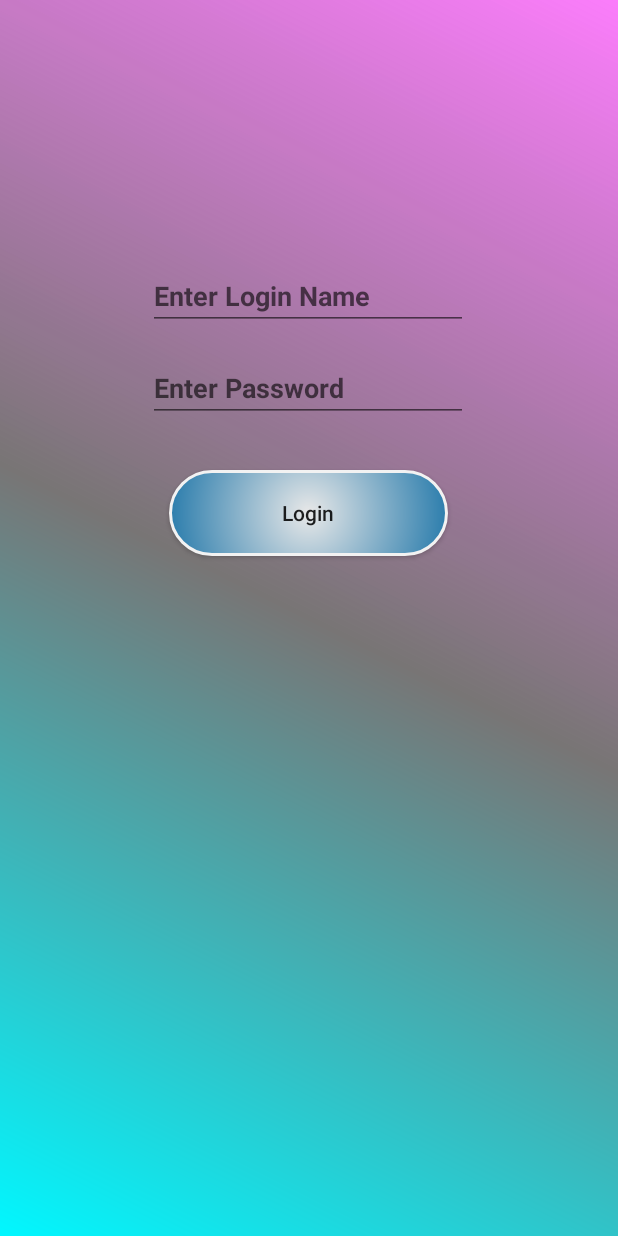
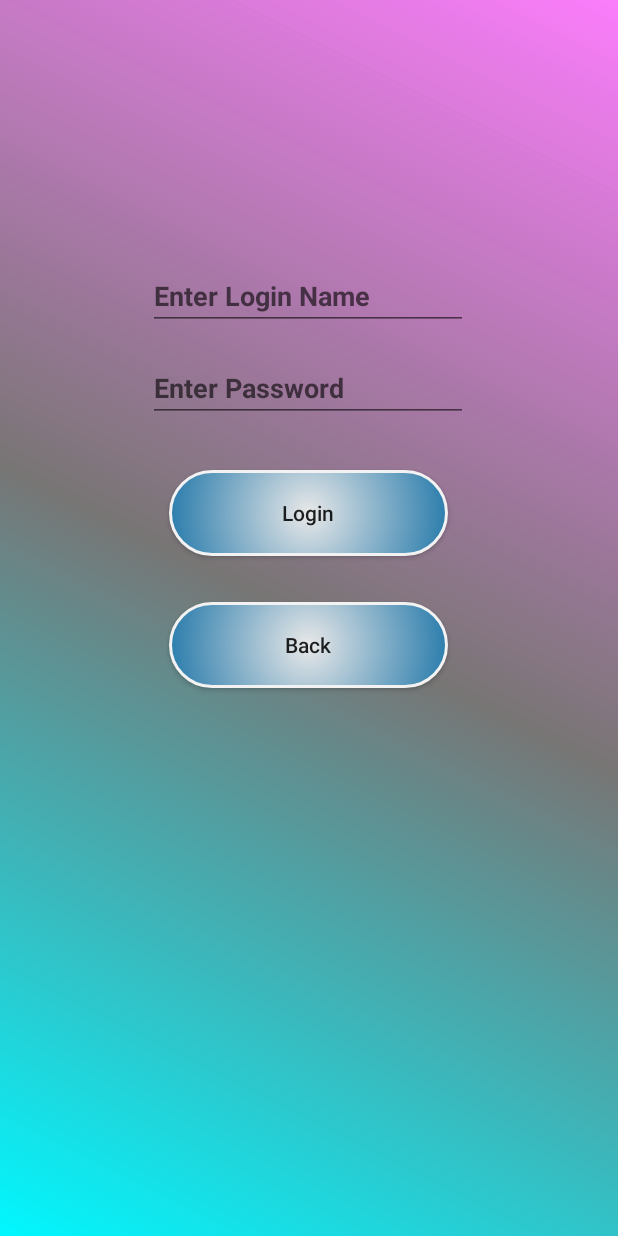
Before and after one commit to roisusi/Android1-HIT-Project, an Android app: the screen it shows after launch (MainActivity), after a tap on "Login", on a phone screen of 412 x 824 dp. Run offline under Robolectric (Android 15) with nearby library versions, the phone set to English and light mode, and no system bars.

Commit message:
Fragment Done

```diff
--- a/RRsZoo/app/src/main/java/com/example/rrszoo/MainActivity.java
+++ b/RRsZoo/app/src/main/java/com/example/rrszoo/MainActivity.java
@@ -5,12 +5,15 @@ import androidx.fragment.app.FragmentManager;
 import androidx.fragment.app.FragmentTransaction;
 
 import android.os.Bundle;
+import android.util.Log;
 import android.view.View;
 import android.widget.Button;
 import android.widget.ImageView;
 
 
+
 public class MainActivity extends AppCompatActivity {
+    static final String TAG = "MainActivity";
     private FragmentManager fragmentManager;
     private Button login;
     private Button register;
@@ -22,27 +25,41 @@ public class MainActivity extends AppCompatActivity {
     public void onCreate(Bundle savedInstanceState) {
         super.onCreate(savedInstanceState);
         setContentView(R.layout.activity_main);
+        login = (Button) findViewById(R.id.login);
+        register = (Button) findViewById(R.id.register);
+        guest = (Button) findViewById(R.id.guest);
+        title = (ImageView) findViewById(R.id.titleBar);
 
 
     }
 
 
+    public void loginFrag(View view) {
+        fragmentManager = getSupportFragmentManager();
+        FragmentTransaction fragmentTransaction = fragmentManager.beginTransaction();
+        fragmentTransaction.add(R.id.fragment, new FragmentLogin()).addToBackStack(null).commit();
 
 
-    public void loginFrag (View view){
-        fragmentManager = getSupportFragmentManager();
-        FragmentTransaction fragmentTransaction = fragmentManager.beginTransaction();
-        fragmentTransaction.add(R.id.fragment,new FragmentLogin()).commit();
-        login = (Button) findViewById(R.id.login);
         login.setVisibility(View.INVISIBLE);
-        register = (Button) findViewById(R.id.register);
         register.setVisibility(View.INVISIBLE);
-        guest = (Button) findViewById(R.id.guest);
         guest.setVisibility(View.INVISIBLE);
-        title = (ImageView) findViewById(R.id.titleBar);
         title.setVisibility(View.INVISIBLE);
 
     }
 
+    ///backToMain
+    public void backToMain(View view) {
+        Log.d(TAG, "onBackPressed: ");
+        if (fragmentManager.getBackStackEntryCount() == 0) {
+            this.finish();
+        } else {
+            fragmentManager.popBackStack();
+            login.setVisibility(View.VISIBLE);
+            register.setVisibility(View.VISIBLE);
+            guest.setVisibility(View.VISIBLE);
+            title.setVisibility(View.VISIBLE);
+        }
+    }
+
 
 }
--- a/RRsZoo/app/src/main/res/layout/fragment_login.xml
+++ b/RRsZoo/app/src/main/res/layout/fragment_login.xml
@@ -47,4 +47,17 @@
         app:layout_constraintStart_toStartOf="@+id/passText"
         app:layout_constraintTop_toBottomOf="@+id/passText" />
 
+    <Button
+        android:id="@+id/backFrag"
+        android:layout_width="186dp"
+        android:layout_height="57dp"
+        android:layout_marginTop="120dp"
+        android:background="@drawable/buttonshape"
+        android:onClick="backToMain"
+        android:text="Back"
+        android:textAllCaps="false"
+        app:layout_constraintEnd_toEndOf="@+id/loginFrag"
+        app:layout_constraintStart_toStartOf="@+id/loginFrag"
+        app:layout_constraintTop_toBottomOf="@+id/passText" />
+
 </androidx.constraintlayout.widget.ConstraintLayout>
```
